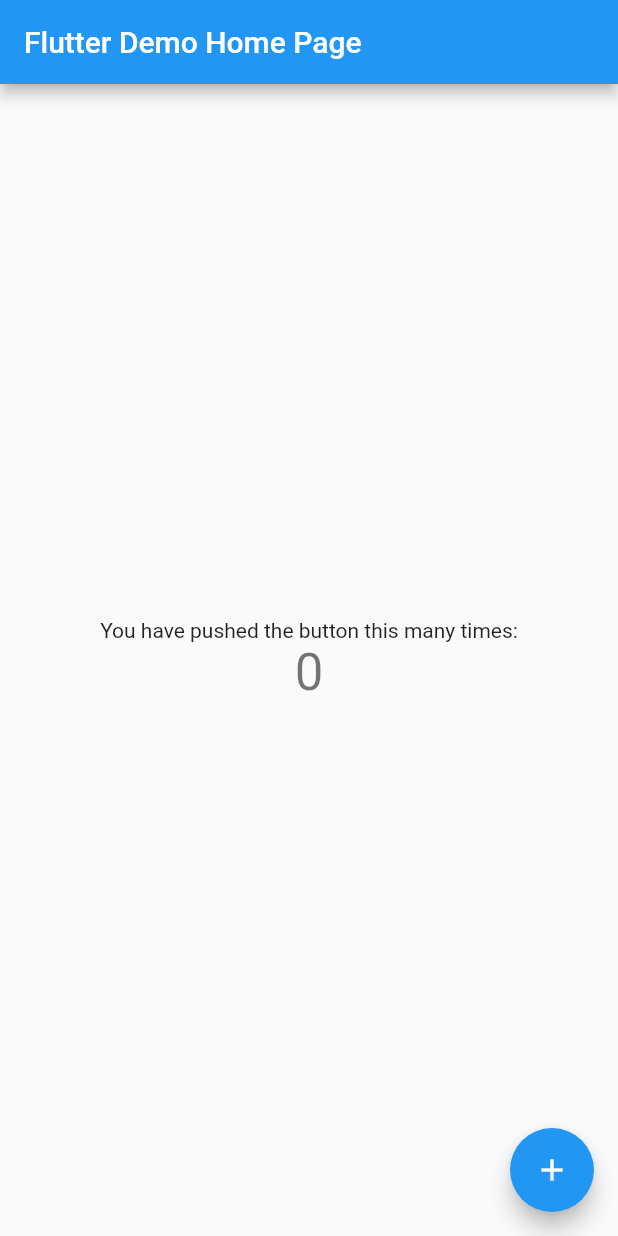
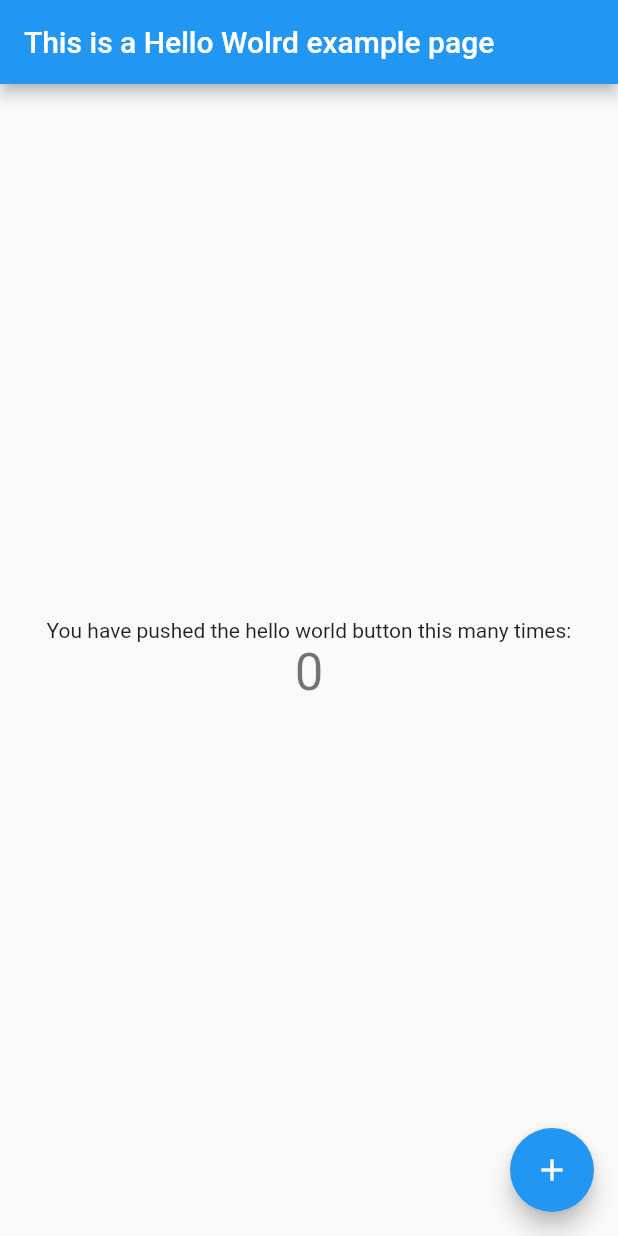
Before and after one commit to krtliv/flutter-hello-world-example, a Flutter app: the screen it shows after launch, on a phone screen of 412 x 824 dp. Run offline on Flutter 3.47's test engine with Material 2 defaults, Android fonts, the phone set to English and light mode, and no system bars.

Commit message:
add hello world strings

```diff
--- a/lib/main.dart
+++ b/lib/main.dart
@@ -7,7 +7,7 @@ class MyApp extends StatelessWidget {
   @override
   Widget build(BuildContext context) {
     return MaterialApp(
-      title: 'Flutter Demo',
+      title: 'Hello Wolrd',
       theme: ThemeData(
         // This is the theme of your application.
         //
@@ -20,7 +20,7 @@ class MyApp extends StatelessWidget {
         // is not restarted.
         primarySwatch: Colors.blue,
       ),
-      home: MyHomePage(title: 'Flutter Demo Home Page'),
+      home: MyHomePage(title: 'This is a Hello Wolrd example page'),
     );
   }
 }
@@ -92,7 +92,7 @@ class _MyHomePageState extends State<MyHomePage> {
           mainAxisAlignment: MainAxisAlignment.center,
           children: <Widget>[
             Text(
-              'You have pushed the button this many times:',
+              'You have pushed the hello world button this many times:',
             ),
             Text(
               '$_counter',
```
